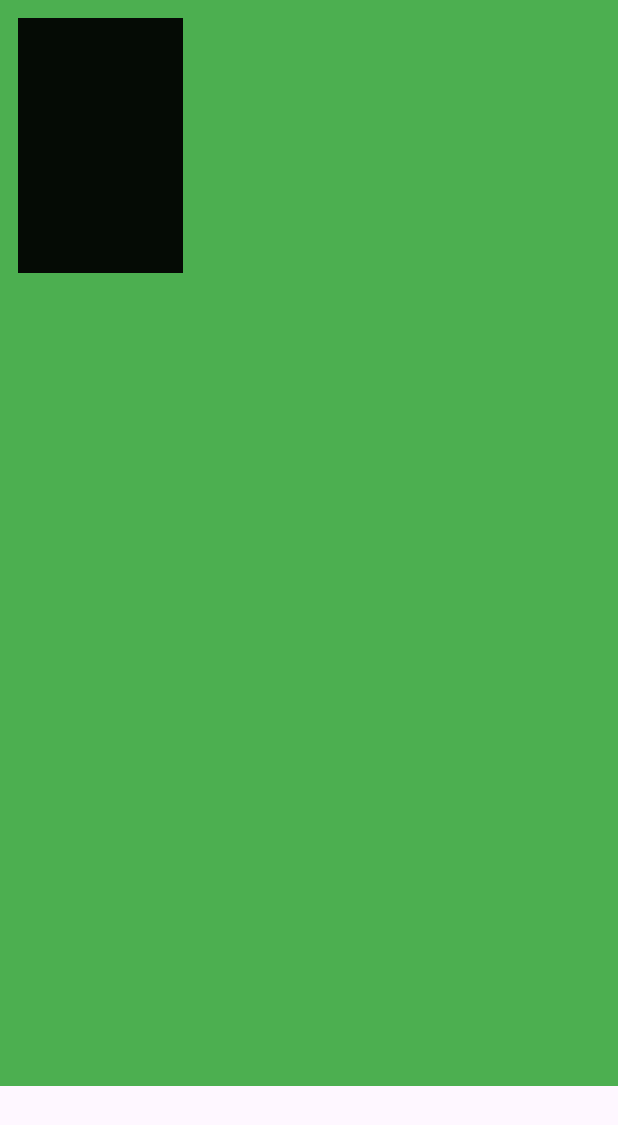
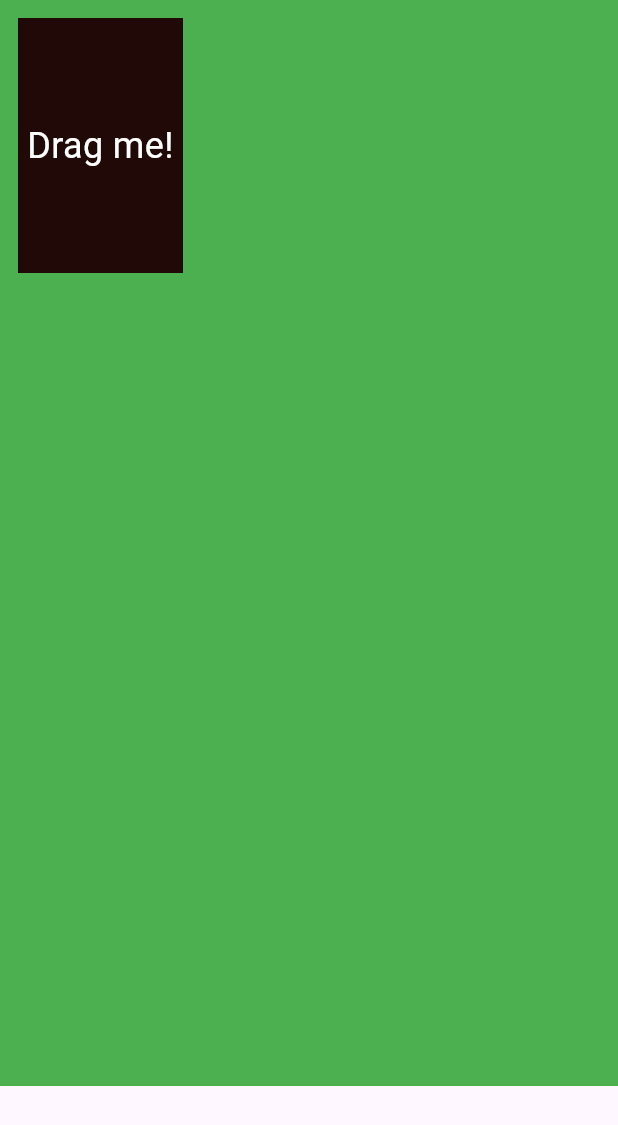
Before and after one commit to sssloba/flutter-widgets-demo, a Flutter app: the ValueNotifierDraggable screen opened directly, on a phone screen of 412 x 824 dp. Shown: the top 1125 px of the screen. Run offline on Flutter 3.47's test engine with Material 3 defaults, Android fonts, the phone set to English and light mode, and no system bars.

Commit message:
value-notifier-draggable-text-label

```diff
--- a/lib/screens/value_notifier_draggable.dart
+++ b/lib/screens/value_notifier_draggable.dart
@@ -55,8 +55,14 @@ class _ValueNotifierDraggableState extends State<ValueNotifierDraggable> {
                   height: 170.0,
                   child: Container(
                     color: Colors.black87,
+                    child: const Center(
+                        child: Text(
+                      'Drag me!',
+                      textAlign: TextAlign.center,
+                      style: TextStyle(fontSize: 24, color: Colors.white),
+                    )),
                   ),
-                  decoration: const BoxDecoration(color: Colors.black54),
+                  decoration: const BoxDecoration(color: Colors.red),
                 ));
 
             return ValueListenableBuilder<List<double>>(
```
